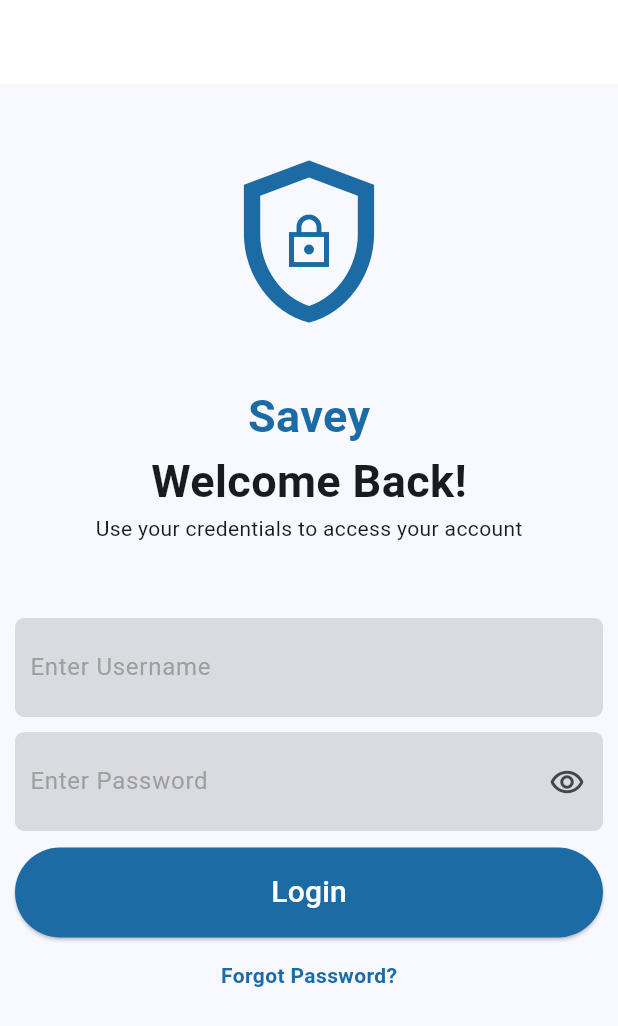
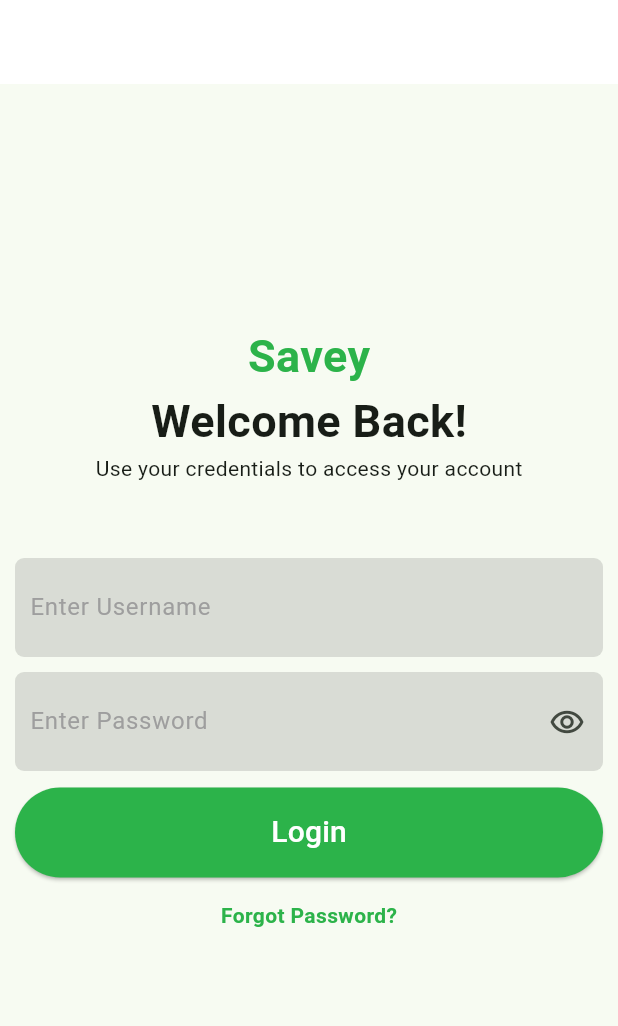
Before and after one commit to Vesen-computing/duka, a Flutter app: the screen it shows after launch, on a phone screen of 412 x 824 dp. Shown: the top 1026 px of the screen. Run offline on Flutter 3.47's test engine with Material 2 defaults, Android fonts, the light colour scheme and no system bars; Roboto replaces fonts that are missing (Ubuntu).

Commit message:
edited the primary color

```diff
--- a/lib/constants/theme.dart
+++ b/lib/constants/theme.dart
@@ -1,9 +1,10 @@
 import 'package:flutter/material.dart';
 
 final Map<String, Color> colors = {
-  'primary': const Color.fromRGBO(28, 107, 164, 1),
-  'secondary': const Color.fromRGBO(28, 107, 164, 1),
-  'secondary2': const Color.fromRGBO(28, 107, 164, 1),
-  'secondary3': const Color.fromRGBO(28, 107, 164, 1),
+  // 'primary': const Color.fromRGBO(28, 107, 164, 1),
+  'primary': const Color(0xff2cb34a),
+  // 'secondary': const Color.fromRGBO(28, 107, 164, 1),
+  // 'secondary2': const Color.fromRGBO(28, 107, 164, 1),
+  // 'secondary3': const Color.fromRGBO(28, 107, 164, 1),
   'white': const Color.fromRGBO(255, 255, 255, 1)
 };
--- a/lib/login_screen.dart
+++ b/lib/login_screen.dart
@@ -17,22 +17,23 @@
         centerTitle: true,
       ),
       body: SingleChildScrollView(
-        padding: const EdgeInsets.only(top: 40),
+        child: SizedBox(
+          height: MediaQuery.of(context).size.height,
           child: Column(
-          mainAxisAlignment: MainAxisAlignment.spaceEvenly,
+            mainAxisAlignment: MainAxisAlignment.center,
             children: [
-            Stack(
-              alignment: AlignmentDirectional.center,
-              children: [
-                Icon(Icons.shield_outlined,
-                    size: 130, color: colors['secondary']),
-                Icon(
-                  Icons.lock_outline_sharp,
-                  size: 40,
-                  color: colors['secondary3'],
-                ),
-              ],
-            ),
+              // Stack(
+              //   alignment: AlignmentDirectional.center,
+              //   children: [
+              //     Icon(Icons.shield_outlined,
+              //         size: 130, color: colors['primary']),
+              //     Icon(
+              //       Icons.lock_outline_sharp,
+              //       size: 40,
+              //       color: colors['primary'],
+              //     ),
+              //   ],
+              // ),
               const SizedBox(
                 height: 30,
               ),
@@ -126,7 +127,7 @@
                           fontFamily: 'Ubuntu',
                           fontWeight: FontWeight.bold,
                           textBaseline: TextBaseline.alphabetic,
-                        color: colors['secondary'],
+                          color: colors['primary'],
                         ),
                       ),
                     )
@@ -137,6 +138,7 @@
                 height: 120,
               ),
             ],
+          ),
         ),
       ),
     );
--- a/lib/main.dart
+++ b/lib/main.dart
@@ -1,7 +1,6 @@
 import 'package:flutter/material.dart';
 
 import 'constants/theme.dart';
-import 'login_screen.dart';
 import 'constants/routes.dart' as route;
 
 void main() {
```
Lines whose indentation alone changed are shown as unchanged.
